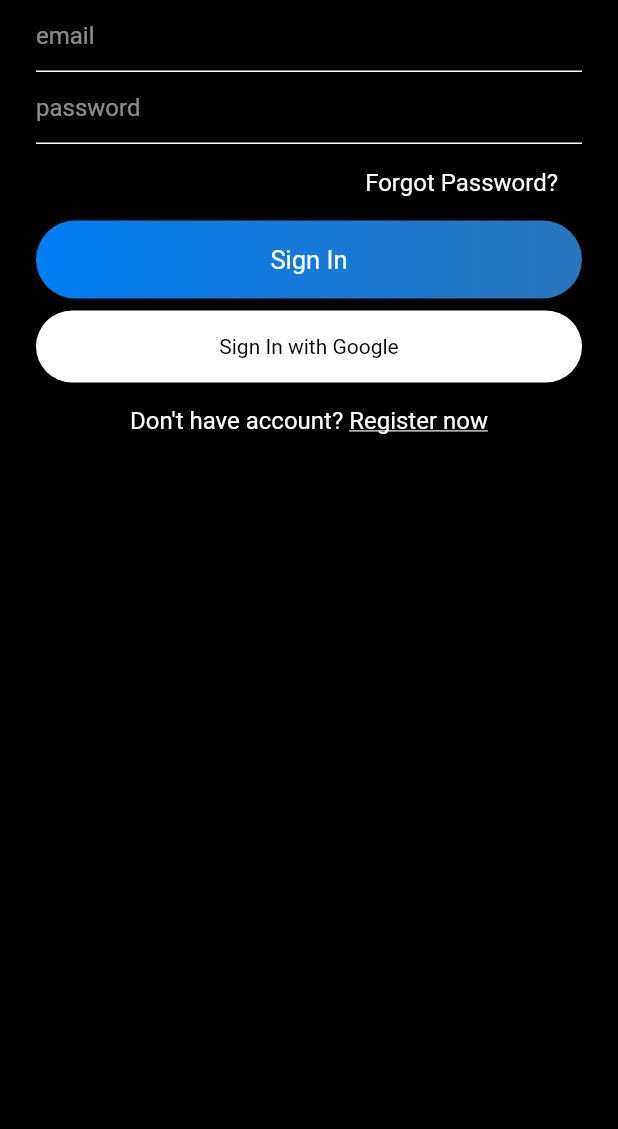
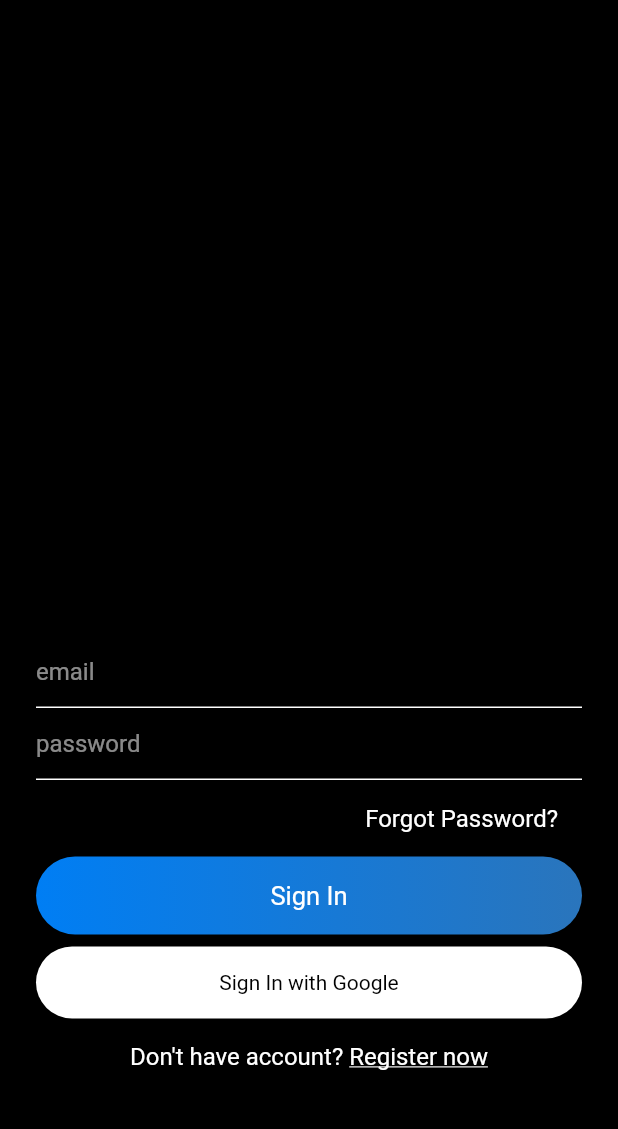
Before and after one commit to mujeeb11503051/chat_app_firebase, a Flutter app: the screen it shows after launch, on a phone screen of 412 x 824 dp, the part 90-1219 px from its top. Run offline on Flutter 3.47's test engine with Material 2 defaults, Android fonts, the phone set to English and light mode, and no system bars.

Commit message:
aligned the content at bottom center

```diff
--- a/lib/views/sign_in.dart
+++ b/lib/views/sign_in.dart
@@ -17,9 +17,12 @@ class _SignInState extends State<SignIn> {
         child: appBarMain(context),
       ),
       body: Container(
+        alignment: Alignment.bottomCenter,
+        child: Container(
           child: Padding(
             padding: const EdgeInsets.symmetric(horizontal: 24),
             child: Column(
+              mainAxisSize: MainAxisSize.min,
               children: [
                 TextField(
                     style: simpleTextStyle(),
@@ -99,6 +102,7 @@ class _SignInState extends State<SignIn> {
             ),
           ),
         ),
+      ),
     );
   }
 }
```
Lines whose indentation alone changed are shown as unchanged.
